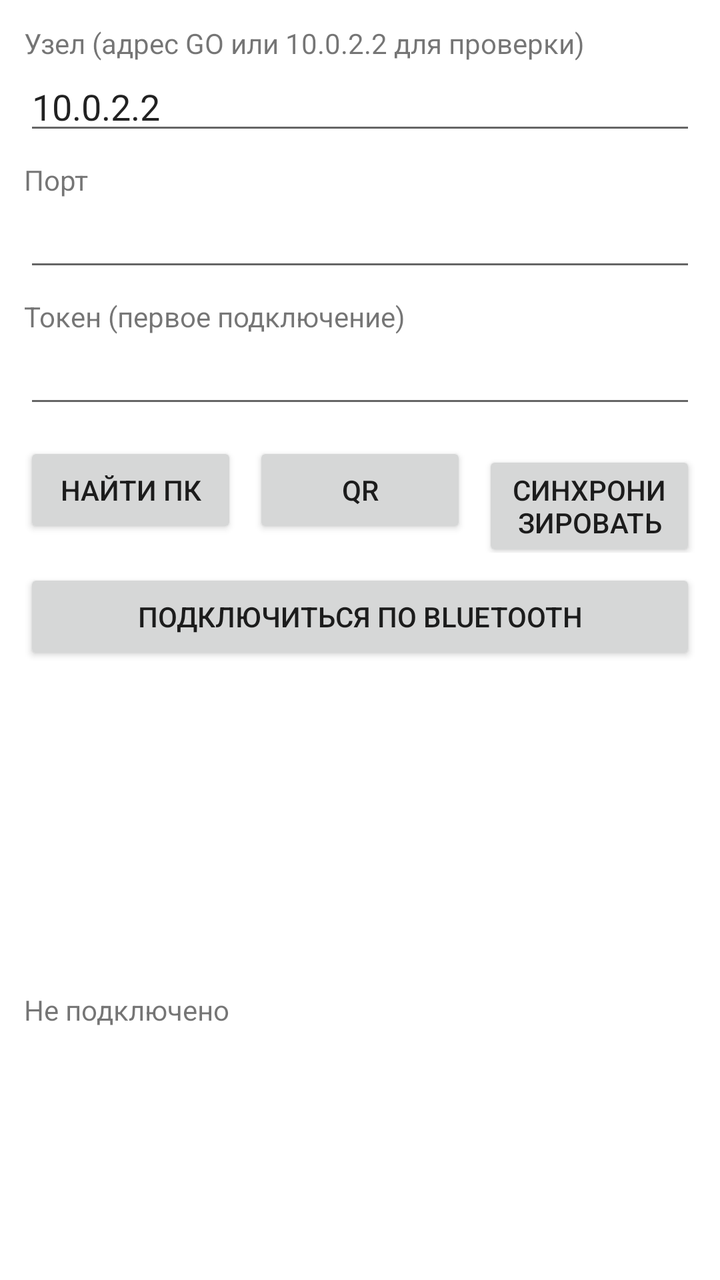
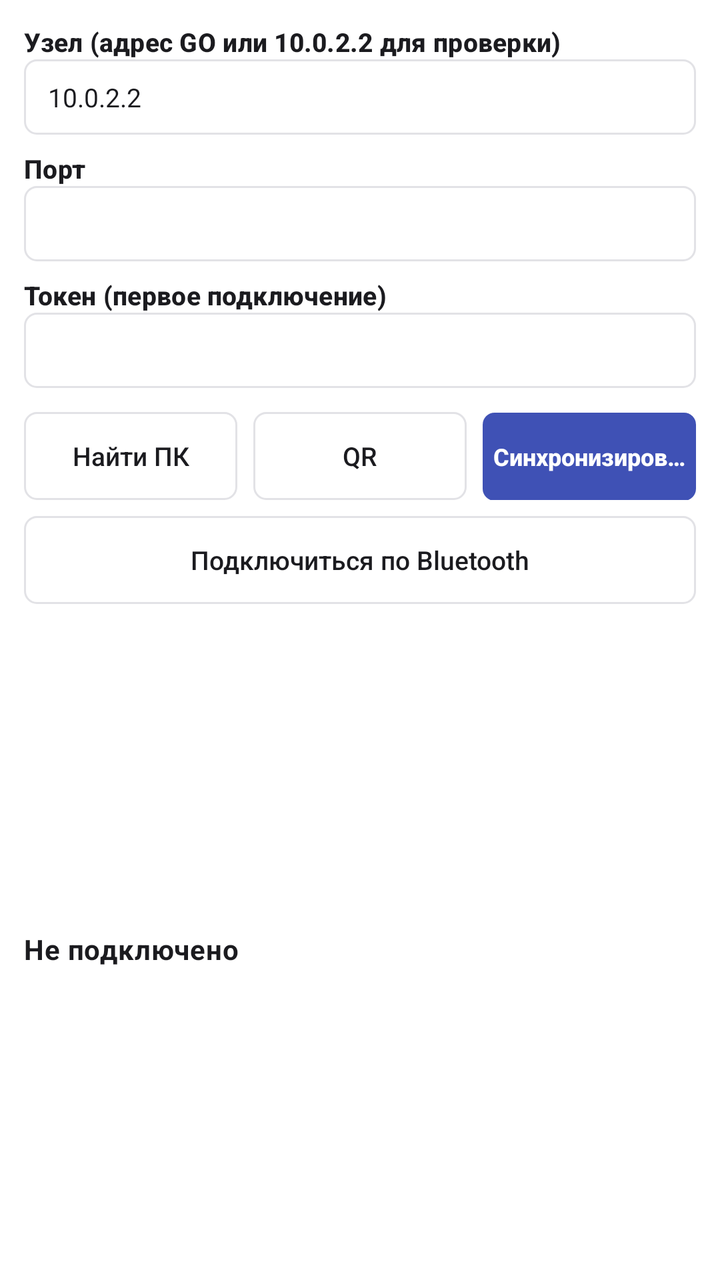

Screens rendered from an Android XML layout before and after an edit, with the pre-edit source and the edit as a unified diff.
<!-- AndroidManifest.xml: application theme Theme.SyncNote -->
<!-- res/layout/activity_sync.xml -->
<?xml version="1.0" encoding="utf-8"?>
<ScrollView xmlns:android="http://schemas.android.com/apk/res/android"
    android:layout_width="match_parent"
    android:layout_height="match_parent">

    <LinearLayout
        android:orientation="vertical"
        android:layout_width="match_parent"
        android:layout_height="wrap_content"
        android:padding="12dp">

        <TextView
            android:layout_width="wrap_content"
            android:layout_height="wrap_content"
            android:text="Узел (адрес GO или 10.0.2.2 для проверки)" />

        <EditText
            android:id="@+id/hostBox"
            android:layout_width="match_parent"
            android:layout_height="wrap_content"
            android:text="10.0.2.2" />

        <TextView
            android:layout_width="wrap_content"
            android:layout_height="wrap_content"
            android:layout_marginTop="8dp"
            android:text="Порт" />

        <EditText
            android:id="@+id/portBox"
            android:layout_width="match_parent"
            android:layout_height="wrap_content"
            android:inputType="number" />

        <TextView
            android:layout_width="wrap_content"
            android:layout_height="wrap_content"
            android:layout_marginTop="8dp"
            android:text="Токен (первое подключение)" />

        <EditText
            android:id="@+id/tokenBox"
            android:layout_width="match_parent"
            android:layout_height="wrap_content" />

        <LinearLayout
            android:orientation="horizontal"
            android:layout_width="match_parent"
            android:layout_height="wrap_content"
            android:layout_marginTop="12dp">

            <Button
                android:id="@+id/findButton"
                android:layout_width="0dp"
                android:layout_weight="1"
                android:layout_height="wrap_content"
                android:text="Найти ПК" />

            <Button
                android:id="@+id/scanButton"
                android:layout_width="0dp"
                android:layout_weight="1"
                android:layout_height="wrap_content"
                android:layout_marginStart="8dp"
                android:text="QR" />

            <Button
                android:id="@+id/syncButton"
                android:layout_width="0dp"
                android:layout_weight="1"
                android:layout_height="wrap_content"
                android:layout_marginStart="8dp"
                android:text="Синхронизировать" />
        </LinearLayout>

        <Button
            android:id="@+id/btButton"
            android:layout_width="match_parent"
            android:layout_height="wrap_content"
            android:layout_marginTop="8dp"
            android:text="Подключиться по Bluetooth" />

        <ListView
            android:id="@+id/peersList"
            android:layout_width="match_parent"
            android:layout_height="120dp"
            android:layout_marginTop="8dp" />

        <TextView
            android:id="@+id/peersInfo"
            android:layout_width="match_parent"
            android:layout_height="wrap_content"
            android:layout_marginTop="8dp" />

        <TextView
            android:id="@+id/stateText"
            android:layout_width="match_parent"
            android:layout_height="wrap_content"
            android:layout_marginTop="8dp"
            android:text="Не подключено" />
    </LinearLayout>
</ScrollView>
<!-- resources referenced by this layout -->
<resources>
  <color name="sync_accent">#3F51B5</color>
  <color name="bg_window">#FFFFFF</color>
  <!-- unchanged entries left out for length: 3 -->
</resources>

<!-- the commit's change to res/layout/activity_sync.xml (unified diff, before → after) -->
@@ -12,36 +12,71 @@
         <TextView
             android:layout_width="wrap_content"
             android:layout_height="wrap_content"
-            android:text="Узел (адрес GO или 10.0.2.2 для проверки)" />
+            android:text="Узел (адрес GO или 10.0.2.2 для проверки)"
+            android:textAppearance="@style/TextAppearance.SyncNote.SectionTitle" />
 
         <EditText
             android:id="@+id/hostBox"
             android:layout_width="match_parent"
             android:layout_height="wrap_content"
-            android:text="10.0.2.2" />
+            android:text="10.0.2.2"
+            android:background="@drawable/bg_search_field"
+            android:paddingStart="12dp"
+            android:paddingEnd="12dp"
+            android:paddingTop="10dp"
+            android:paddingBottom="10dp"
+            android:textColor="@color/text_primary"
+            android:textColorHint="@color/text_hint"
+            android:textSize="13sp"
+            android:maxLines="1"
+            android:singleLine="true"
+            android:inputType="text" />
 
         <TextView
             android:layout_width="wrap_content"
             android:layout_height="wrap_content"
             android:layout_marginTop="8dp"
-            android:text="Порт" />
+            android:text="Порт"
+            android:textAppearance="@style/TextAppearance.SyncNote.SectionTitle" />
 
         <EditText
             android:id="@+id/portBox"
             android:layout_width="match_parent"
             android:layout_height="wrap_content"
-            android:inputType="number" />
+            android:inputType="number"
+            android:background="@drawable/bg_search_field"
+            android:paddingStart="12dp"
+            android:paddingEnd="12dp"
+            android:paddingTop="10dp"
+            android:paddingBottom="10dp"
+            android:textColor="@color/text_primary"
+            android:textColorHint="@color/text_hint"
+            android:textSize="13sp"
+            android:maxLines="1"
+            android:singleLine="true" />
 
         <TextView
             android:layout_width="wrap_content"
             android:layout_height="wrap_content"
             android:layout_marginTop="8dp"
-            android:text="Токен (первое подключение)" />
+            android:text="Токен (первое подключение)"
+            android:textAppearance="@style/TextAppearance.SyncNote.SectionTitle" />
 
         <EditText
             android:id="@+id/tokenBox"
             android:layout_width="match_parent"
-            android:layout_height="wrap_content" />
+            android:layout_height="wrap_content"
+            android:background="@drawable/bg_search_field"
+            android:paddingStart="12dp"
+            android:paddingEnd="12dp"
+            android:paddingTop="10dp"
+            android:paddingBottom="10dp"
+            android:textColor="@color/text_primary"
+            android:textColorHint="@color/text_hint"
+            android:textSize="13sp"
+            android:maxLines="1"
+            android:singleLine="true"
+            android:inputType="text" />
 
         <LinearLayout
             android:orientation="horizontal"
@@ -51,37 +86,55 @@
 
             <Button
                 android:id="@+id/findButton"
+                style="@style/Widget.SyncNote.Button.Default"
                 android:layout_width="0dp"
                 android:layout_weight="1"
                 android:layout_height="wrap_content"
-                android:text="Найти ПК" />
+                android:minWidth="0dp"
+                android:text="Найти ПК"
+                android:textAllCaps="false" />
 
             <Button
                 android:id="@+id/scanButton"
+                style="@style/Widget.SyncNote.Button.Default"
                 android:layout_width="0dp"
                 android:layout_weight="1"
                 android:layout_height="wrap_content"
                 android:layout_marginStart="8dp"
-                android:text="QR" />
+                android:minWidth="0dp"
+                android:text="QR"
+                android:textAllCaps="false" />
 
             <Button
                 android:id="@+id/syncButton"
+                style="@style/Widget.SyncNote.Button.Primary"
                 android:layout_width="0dp"
                 android:layout_weight="1"
                 android:layout_height="wrap_content"
                 android:layout_marginStart="8dp"
-                android:text="Синхронизировать" />
+                android:minWidth="0dp"
+                android:paddingStart="4dp"
+                android:paddingEnd="4dp"
+                android:textSize="12sp"
+                android:maxLines="1"
+                android:ellipsize="end"
+                android:text="Синхронизировать"
+                android:textAllCaps="false" />
         </LinearLayout>
 
         <Button
             android:id="@+id/btButton"
+            style="@style/Widget.SyncNote.Button.Default"
             android:layout_width="match_parent"
             android:layout_height="wrap_content"
             android:layout_marginTop="8dp"
-            android:text="Подключиться по Bluetooth" />
+            android:text="Подключиться по Bluetooth"
+            android:textAllCaps="false" />
 
+        
         <ListView
             android:id="@+id/peersList"
+            style="@style/Widget.SyncNote.ListView"
             android:layout_width="match_parent"
             android:layout_height="120dp"
             android:layout_marginTop="8dp" />
@@ -90,13 +143,18 @@
             android:id="@+id/peersInfo"
             android:layout_width="match_parent"
             android:layout_height="wrap_content"
-            android:layout_marginTop="8dp" />
+            android:layout_marginTop="8dp"
+            android:textAppearance="@style/TextAppearance.SyncNote.Body"
+            android:textColor="@color/text_secondary" />
 
         <TextView
             android:id="@+id/stateText"
             android:layout_width="match_parent"
             android:layout_height="wrap_content"
             android:layout_marginTop="8dp"
-            android:text="Не подключено" />
+            android:text="Не подключено"
+            android:textAppearance="@style/TextAppearance.SyncNote.Body"
+            android:textColor="@color/text_primary"
+            android:textStyle="bold" />
     </LinearLayout>
 </ScrollView>
<!-- resource entries referenced after the edit -->
@@ -1,6 +1,95 @@
 <!-- resources referenced by this layout -->
 <resources>
+  <color name="text_hint">#9A9AA2</color>
+  <color name="text_primary">#1B1B1F</color>
+  <color name="text_secondary">#6A6A72</color>
+  <!-- drawable bg_search_field (drawable) -->
+  <?xml version="1.0" encoding="utf-8"?>
+  <shape xmlns:android="http://schemas.android.com/apk/res/android"
+      android:shape="rectangle">
+      <solid android:color="@color/bg_card" />
+      <stroke
+          android:width="1dp"
+          android:color="@color/border_line" />
+      <corners android:radius="6dp" />
+  </shape>
+  <style name="TextAppearance.SyncNote.Body" parent="TextAppearance.MaterialComponents.Body2">
+          <item name="android:textColor">@color/text_secondary</item>
+          <item name="android:textSize">14sp</item>
+      </style>
+  <style name="TextAppearance.SyncNote.SectionTitle" parent="TextAppearance.MaterialComponents.Subtitle2">
+          <item name="android:textColor">@color/text_primary</item>
+          <item name="android:textStyle">bold</item>
+          <item name="android:textSize">13sp</item>
+      </style>
+  <style name="Widget.SyncNote.Button.Default" parent="">
+          <item name="android:background">@drawable/bg_button_default_selector</item>
+          <item name="android:textColor">@color/text_primary</item>
+          <item name="android:textSize">13sp</item>
+          <item name="android:stateListAnimator">@null</item>
+          <item name="android:minHeight">44dp</item>
+          <item name="android:paddingStart">16dp</item>
+          <item name="android:paddingEnd">16dp</item>
+      </style>
+  <style name="Widget.SyncNote.Button.Primary" parent="">
+          <item name="android:background">@drawable/bg_button_primary_selector</item>
+          <item name="android:textColor">@color/text_on_accent</item>
+          <item name="android:textSize">13sp</item>
+          <item name="android:textStyle">bold</item>
+          <item name="android:stateListAnimator">@null</item>
+          <item name="android:minHeight">44dp</item>
+          <item name="android:paddingStart">16dp</item>
+          <item name="android:paddingEnd">16dp</item>
+      </style>
+  <style name="Widget.SyncNote.ListView" parent="">
+          <item name="android:background">@color/bg_window</item>
+          <item name="android:divider">@null</item>
+          <item name="android:dividerHeight">0dp</item>
+          <item name="android:scrollbarStyle">@null</item>
+          <item name="android:clipToPadding">false</item>
+      </style>
+  <color name="bg_card">#FFFFFF</color>
+  <color name="border_line">#E2E2E6</color>
+  <!-- drawable bg_button_default_selector (drawable) -->
+  <?xml version="1.0" encoding="utf-8"?>
+  <selector xmlns:android="http://schemas.android.com/apk/res/android">
+      <item android:state_pressed="true">
+          <shape android:shape="rectangle">
+              <solid android:color="@color/bg_hover" />
+              <stroke
+                  android:width="1dp"
+                  android:color="@color/border_line" />
+              <corners android:radius="6dp" />
+          </shape>
+      </item>
+      <item>
+          <shape android:shape="rectangle">
+              <solid android:color="@color/bg_card" />
+              <stroke
+                  android:width="1dp"
+                  android:color="@color/border_line" />
+              <corners android:radius="6dp" />
+          </shape>
+      </item>
+  </selector>
+  <!-- drawable bg_button_primary_selector (drawable) -->
+  <?xml version="1.0" encoding="utf-8"?>
+  <selector xmlns:android="http://schemas.android.com/apk/res/android">
+      <item android:state_pressed="true">
+          <shape android:shape="rectangle">
+              <solid android:color="@color/sync_accent_dark" />
+              <corners android:radius="6dp" />
+          </shape>
+      </item>
+      <item>
+          <shape android:shape="rectangle">
+              <solid android:color="@color/sync_accent" />
+              <corners android:radius="6dp" />
+          </shape>
+      </item>
+  </selector>
   <color name="sync_accent">#3F51B5</color>
+  <color name="bg_hover">#F7F7F8</color>
   <color name="bg_window">#FFFFFF</color>
   <!-- unchanged entries left out for length: 3 -->
 </resources>
